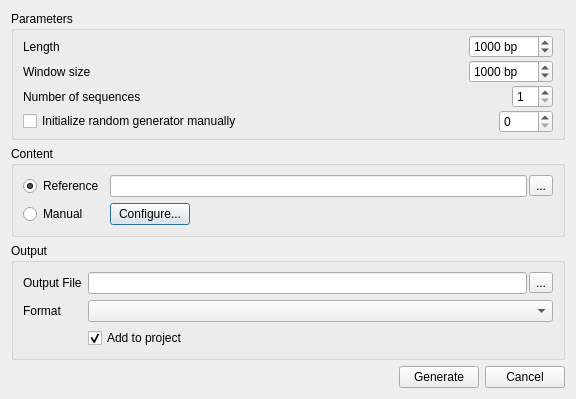
violethaze74/ugene, file src/plugins/dna_export/src/ui/DNASequenceGeneratorDialog.ui: the form before one commit.
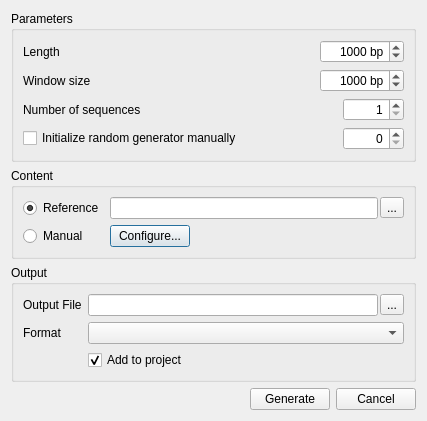
The form after the commit.

Commit message: Fixing some icons & generate sequence dialog

```diff
--- a/src/plugins/dna_export/src/ui/DNASequenceGeneratorDialog.ui
+++ b/src/plugins/dna_export/src/ui/DNASequenceGeneratorDialog.ui
@@ -6,8 +6,8 @@
    <rect>
     <x>0</x>
     <y>0</y>
-    <width>576</width>
-    <height>350</height>
+    <width>427</width>
+    <height>392</height>
    </rect>
   </property>
   <property name="windowTitle">
@@ -26,38 +26,16 @@
       <string>Parameters</string>
      </property>
      <layout class="QVBoxLayout" name="verticalLayout">
-      <property name="spacing">
-       <number>2</number>
-      </property>
-      <property name="topMargin">
-       <number>4</number>
-      </property>
-      <property name="bottomMargin">
-       <number>4</number>
-      </property>
       <item>
-       <layout class="QHBoxLayout" name="horizontalLayout_5">
-        <item>
+       <layout class="QGridLayout" name="gridLayout_3">
+        <item row="0" column="0">
          <widget class="QLabel" name="lengthLabel">
           <property name="text">
            <string>Length</string>
           </property>
          </widget>
         </item>
-        <item>
-         <spacer name="horizontalSpacer_3">
-          <property name="orientation">
-           <enum>Qt::Horizontal</enum>
-          </property>
-          <property name="sizeHint" stdset="0">
-           <size>
-            <width>40</width>
-            <height>20</height>
-           </size>
-          </property>
-         </spacer>
-        </item>
-        <item>
+        <item row="0" column="1">
          <widget class="QSpinBox" name="lengthSpin">
           <property name="sizePolicy">
            <sizepolicy hsizetype="Fixed" vsizetype="Fixed">
@@ -65,6 +43,9 @@
             <verstretch>0</verstretch>
            </sizepolicy>
           </property>
+          <property name="alignment">
+           <set>Qt::AlignRight|Qt::AlignTrailing|Qt::AlignVCenter</set>
+          </property>
           <property name="suffix">
            <string> bp</string>
           </property>
@@ -79,32 +60,18 @@
           </property>
          </widget>
         </item>
-       </layout>
-      </item>
-      <item>
-       <layout class="QHBoxLayout" name="horizontalLayout_7">
-        <item>
+        <item row="1" column="0">
          <widget class="QLabel" name="label">
           <property name="text">
            <string>Window size</string>
           </property>
          </widget>
         </item>
-        <item>
-         <spacer name="horizontalSpacer_5">
-          <property name="orientation">
-           <enum>Qt::Horizontal</enum>
-          </property>
-          <property name="sizeHint" stdset="0">
-           <size>
-            <width>40</width>
-            <height>20</height>
-           </size>
-          </property>
-         </spacer>
-        </item>
-        <item>
+        <item row="1" column="1">
          <widget class="QSpinBox" name="windowSpinBox">
+          <property name="alignment">
+           <set>Qt::AlignRight|Qt::AlignTrailing|Qt::AlignVCenter</set>
+          </property>
           <property name="suffix">
            <string> bp</string>
           </property>
@@ -122,66 +89,83 @@
        </layout>
       </item>
       <item>
-       <layout class="QHBoxLayout" name="horizontalLayout_6">
-        <item>
+       <layout class="QGridLayout" name="gridLayout_4">
+        <item row="0" column="2">
+         <widget class="QSpinBox" name="seqNumSpin">
+          <property name="sizePolicy">
+           <sizepolicy hsizetype="Minimum" vsizetype="Fixed">
+            <horstretch>0</horstretch>
+            <verstretch>0</verstretch>
+           </sizepolicy>
+          </property>
+          <property name="alignment">
+           <set>Qt::AlignRight|Qt::AlignTrailing|Qt::AlignVCenter</set>
+          </property>
+          <property name="minimum">
+           <number>1</number>
+          </property>
+          <property name="maximum">
+           <number>10000</number>
+          </property>
+         </widget>
+        </item>
+        <item row="0" column="1">
+         <spacer name="horizontalSpacer_3">
+          <property name="orientation">
+           <enum>Qt::Horizontal</enum>
+          </property>
+          <property name="sizeHint" stdset="0">
+           <size>
+            <width>42</width>
+            <height>20</height>
+           </size>
+          </property>
+         </spacer>
+        </item>
+        <item row="0" column="0">
          <widget class="QLabel" name="seqNumLabel">
           <property name="text">
            <string>Number of sequences</string>
           </property>
          </widget>
         </item>
-        <item>
-         <spacer name="horizontalSpacer_4">
-          <property name="orientation">
-           <enum>Qt::Horizontal</enum>
-          </property>
-          <property name="sizeHint" stdset="0">
-           <size>
-            <width>40</width>
-            <height>20</height>
-           </size>
-          </property>
-         </spacer>
-        </item>
-        <item>
-         <widget class="QSpinBox" name="seqNumSpin">
-          <property name="sizePolicy">
-           <sizepolicy hsizetype="Fixed" vsizetype="Fixed">
-            <horstretch>0</horstretch>
-            <verstretch>0</verstretch>
-           </sizepolicy>
-          </property>
-          <property name="minimum">
-           <number>1</number>
-          </property>
-         </widget>
-        </item>
-       </layout>
-      </item>
-      <item>
-       <layout class="QHBoxLayout" name="horizontalLayout_8">
-        <item>
+        <item row="1" column="0">
          <widget class="QCheckBox" name="seedCheckBox">
           <property name="text">
            <string>Initialize random generator manually</string>
           </property>
          </widget>
         </item>
-        <item>
-         <spacer name="horizontalSpacer_6">
+        <item row="1" column="1">
+         <spacer name="horizontalSpacer_4">
           <property name="orientation">
            <enum>Qt::Horizontal</enum>
           </property>
           <property name="sizeHint" stdset="0">
            <size>
-            <width>40</width>
+            <width>42</width>
             <height>20</height>
            </size>
           </property>
          </spacer>
         </item>
-        <item>
+        <item row="1" column="2">
          <widget class="QSpinBox" name="seedSpinBox">
+          <property name="sizePolicy">
+           <sizepolicy hsizetype="Minimum" vsizetype="Fixed">
+            <horstretch>0</horstretch>
+            <verstretch>0</verstretch>
+           </sizepolicy>
+          </property>
+          <property name="minimumSize">
+           <size>
+            <width>0</width>
+            <height>0</height>
+           </size>
+          </property>
+          <property name="alignment">
+           <set>Qt::AlignRight|Qt::AlignTrailing|Qt::AlignVCenter</set>
+          </property>
           <property name="maximum">
            <number>1000</number>
           </property>
```
The commit also changes 5 other files.
